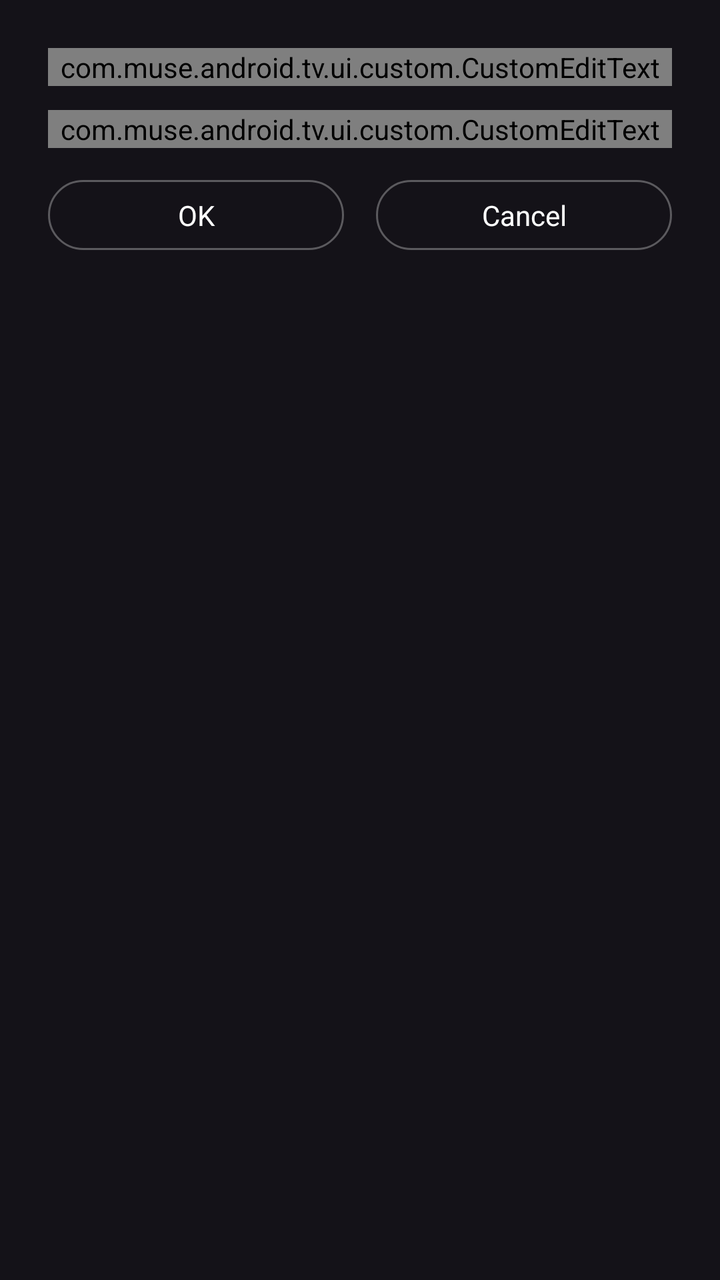
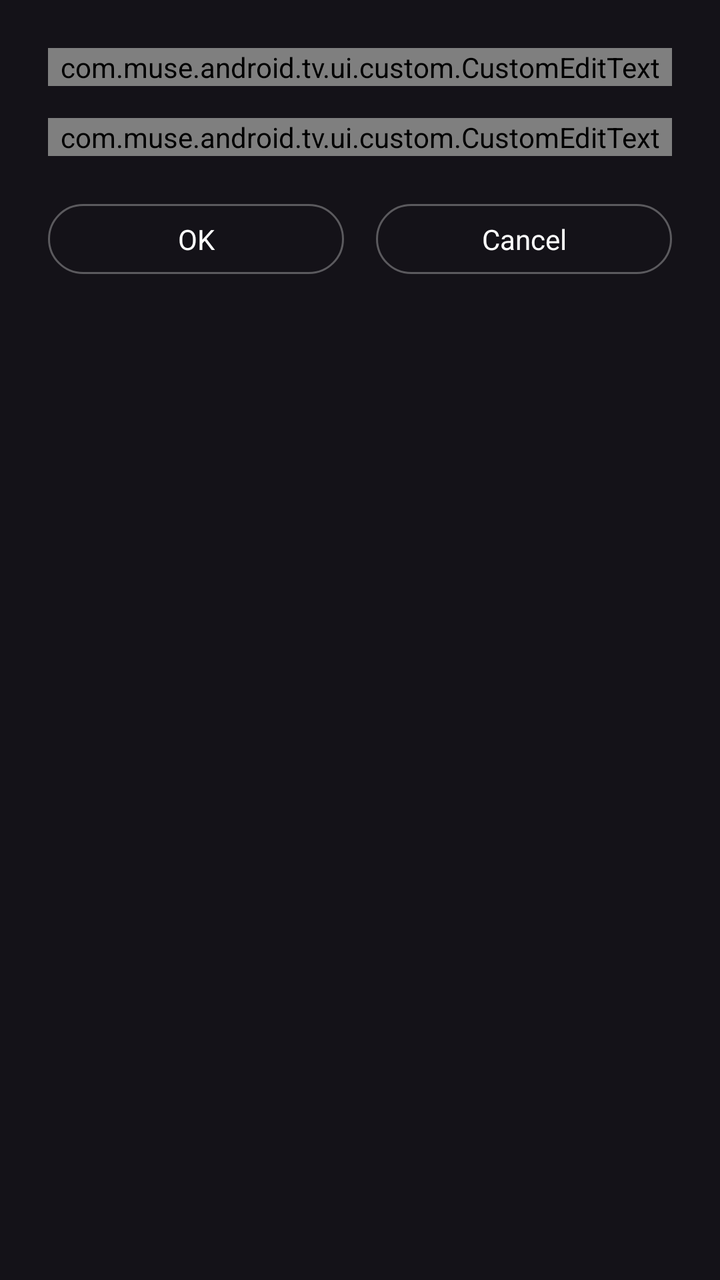

The first picture is an Android layout as it rendered before a commit; the second is the same layout after the commit. The layout source and the unified diff follow.
<!-- AndroidManifest.xml: another module's application theme Theme.App -->
<!-- res/layout/dialog_web_source.xml -->
<?xml version="1.0" encoding="utf-8"?>
<LinearLayout xmlns:android="http://schemas.android.com/apk/res/android"
    android:layout_width="match_parent"
    android:layout_height="wrap_content"
    android:orientation="vertical"
    android:padding="24dp">

    <com.muse.android.tv.ui.custom.CustomEditText
        android:id="@+id/url"
        android:layout_width="match_parent"
        android:layout_height="wrap_content"
        android:hint="@string/site_web_source_url_hint"
        android:imeOptions="actionNext"
        android:importantForAutofill="no"
        android:inputType="textUri"
        android:nextFocusDown="@id/name"
        android:singleLine="true"
        android:textSize="18sp" />

    <com.muse.android.tv.ui.custom.CustomEditText
        android:id="@+id/name"
        android:layout_width="match_parent"
        android:layout_height="wrap_content"
        android:layout_marginTop="12dp"
        android:hint="@string/site_web_source_name_hint"
        android:imeOptions="actionDone"
        android:importantForAutofill="no"
        android:inputType="text"
        android:nextFocusDown="@id/positive"
        android:singleLine="true"
        android:textSize="18sp" />

    <androidx.appcompat.widget.LinearLayoutCompat
        android:id="@+id/bottom"
        android:layout_width="match_parent"
        android:layout_height="wrap_content"
        android:layout_marginTop="16dp"
        android:orientation="horizontal">

        <com.google.android.material.textview.MaterialTextView
            android:id="@+id/positive"
            android:layout_width="0dp"
            android:layout_height="wrap_content"
            android:layout_marginEnd="16dp"
            android:layout_weight="1"
            android:background="@drawable/selector_button"
            android:focusable="true"
            android:focusableInTouchMode="true"
            android:gravity="center"
            android:singleLine="true"
            android:text="@string/dialog_positive"
            android:textColor="@color/white"
            android:textSize="14sp" />

        <com.google.android.material.textview.MaterialTextView
            android:id="@+id/negative"
            android:layout_width="0dp"
            android:layout_height="wrap_content"
            android:layout_weight="1"
            android:background="@drawable/selector_button"
            android:focusable="true"
            android:focusableInTouchMode="true"
            android:gravity="center"
            android:singleLine="true"
            android:text="@string/dialog_negative"
            android:textColor="@color/white"
            android:textSize="14sp" />

    </androidx.appcompat.widget.LinearLayoutCompat>
</LinearLayout>
<!-- resources referenced by this layout -->
<resources>
  <color name="white">#FFFFFF</color>
  <!-- drawable selector_button (drawable) -->
  <?xml version="1.0" encoding="utf-8"?>
  <selector xmlns:android="http://schemas.android.com/apk/res/android">
      <item android:drawable="@drawable/shape_chip_round_focused" android:state_focused="true" />
      <item android:drawable="@drawable/shape_chip_round_focused" android:state_pressed="true" />
      <item android:drawable="@drawable/shape_button_normal" />
  </selector>
  <string name="dialog_negative">Cancel</string>
  <string name="dialog_positive">OK</string>
  <string name="site_web_source_name_hint">Name (leave empty to use domain)</string>
  <string name="site_web_source_url_hint">URL, e.g. https://missav.ai/</string>
  <style name="Theme.App" parent="Theme.Base" />
  <!-- drawable shape_chip_round_focused (drawable) -->
  <?xml version="1.0" encoding="utf-8"?>
  <shape xmlns:android="http://schemas.android.com/apk/res/android"
      android:shape="rectangle">
  
      <corners android:radius="28dp" />
  
      <padding
          android:bottom="8dp"
          android:left="14dp"
          android:right="14dp"
          android:top="8dp" />
  
      <stroke
          android:width="1.5dp"
          android:color="@color/white" />
  
  </shape>
  <!-- drawable shape_button_normal (drawable) -->
  <?xml version="1.0" encoding="utf-8"?>
  <shape xmlns:android="http://schemas.android.com/apk/res/android"
      android:shape="rectangle">
  
      <corners android:radius="28dp" />
  
      <padding
          android:bottom="8dp"
          android:left="14dp"
          android:right="14dp"
          android:top="8dp" />
  
      <stroke
          android:width="1dp"
          android:color="@color/white_30" />
  
  </shape>
  <style name="Theme.Base" parent="Theme.Material3.Dark.NoActionBar">
          <item name="colorPrimary">@color/white</item>
          <item name="android:windowFullscreen">true</item>
          <item name="android:windowTranslucentStatus">true</item>
          <item name="android:windowTranslucentNavigation">true</item>
          <item name="android:windowAnimationStyle">@style/NoAnim</item>
      </style>
  <color name="white_30">#4DFFFFFF</color>
  <style name="NoAnim">
          <item name="android:activityOpenEnterAnimation">@null</item>
          <item name="android:activityOpenExitAnimation">@null</item>
          <item name="android:activityCloseEnterAnimation">@null</item>
          <item name="android:activityCloseExitAnimation">@null</item>
      </style>
</resources>

<!-- the commit's change to res/layout/dialog_web_source.xml (unified diff, before → after) -->
@@ -21,7 +21,7 @@
         android:id="@+id/name"
         android:layout_width="match_parent"
         android:layout_height="wrap_content"
-        android:layout_marginTop="12dp"
+        android:layout_marginTop="16dp"
         android:hint="@string/site_web_source_name_hint"
         android:imeOptions="actionDone"
         android:importantForAutofill="no"
@@ -34,7 +34,7 @@
         android:id="@+id/bottom"
         android:layout_width="match_parent"
         android:layout_height="wrap_content"
-        android:layout_marginTop="16dp"
+        android:layout_marginTop="24dp"
         android:orientation="horizontal">
 
         <com.google.android.material.textview.MaterialTextView
